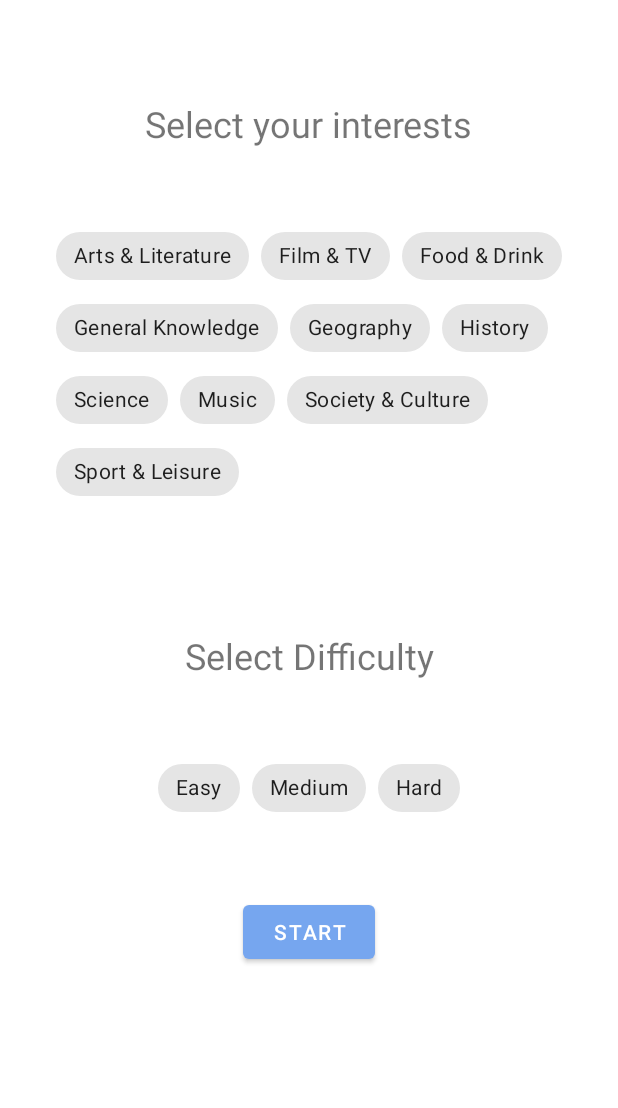
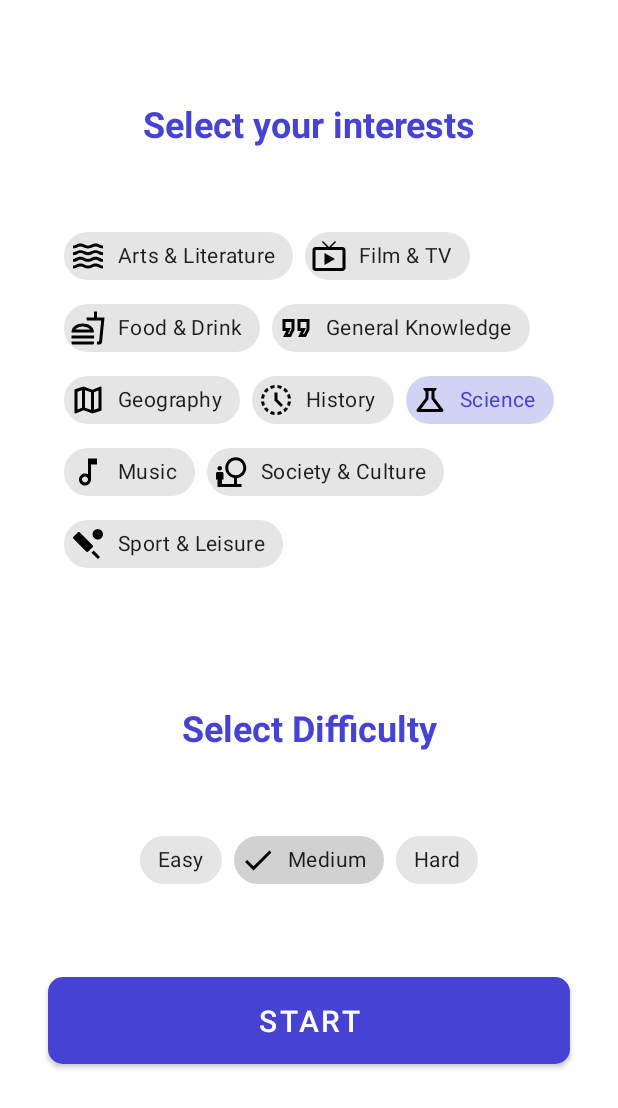
Before and after one commit to JHM69/QuizApp, an Android app: the SelectCategory screen opened directly, with no data from a screen before it, after a tap on "START", on a phone screen of 412 x 824 dp. Shown: the top 1108 px of the screen. Run offline under Robolectric (Android 15) with nearby library versions, the phone set to English and light mode, and no system bars; our stand-ins replace Room's generated code; libraries missing offline, so code that uses them is left out: com.afollestad.materialdialogs; 1 statement that could not run was skipped.

```diff
--- a/app/build.gradle
+++ b/app/build.gradle
@@ -60,6 +60,7 @@ dependencies {
     implementation 'com.github.marlonlom:timeago:3.0.2'
 
 
+    implementation "com.airbnb.android:lottie:3.4.0"
 
 
     implementation "android.arch.lifecycle:extensions:1.1.1"
--- a/app/src/main/java/com/jhm69/quizapp_hometask/activity/SelectCategory.java
+++ b/app/src/main/java/com/jhm69/quizapp_hometask/activity/SelectCategory.java
@@ -4,6 +4,7 @@ import androidx.appcompat.app.AppCompatActivity;
 
 import android.content.Intent;
 import android.os.Bundle;
+import android.util.Log;
 import android.view.View;
 
 import com.google.android.material.chip.Chip;
@@ -14,7 +15,7 @@ import java.util.HashMap;
 
 public class SelectCategory extends AppCompatActivity {
     StringBuilder category = new StringBuilder();
-    String difficulty="";
+    String difficulty="medium";
     @Override
     protected void onCreate(Bundle savedInstanceState) {
         super.onCreate(savedInstanceState);
@@ -27,35 +28,31 @@ public class SelectCategory extends AppCompatActivity {
             for (int i=0; i<categories.getChildCount();i++){
                 Chip chip = (Chip) categories.getChildAt(i);
                 if (chip.isChecked()){
-                    category.append(getResources().getResourceName(chip.getId()));
-                    if(i!=(categories.getChildCount()-1)) category.append(",");
+                    category.append(getResources().getResourceEntryName(chip.getId())).append(",");
                 }
             }
             for (int i=0; i<difficulties.getChildCount();i++){
                 Chip chip = (Chip) difficulties.getChildAt(i);
                 if (chip.isChecked()){
-                    difficulty = getResources().getResourceName(chip.getId());
+                    difficulty = getResources().getResourceEntryName(chip.getId());
                 }
             }
-            startActivity(
-                    new Intent(getApplicationContext(),
-                            QuizBattle.class)
-                            .putExtra("category", category.substring(0, category.length() - 1))
-                            .putExtra("difficulty", difficulty));
+
+            if(category==null){
+                startActivity(
+                        new Intent(getApplicationContext(),
+                                QuizBattle.class)
+                                .putExtra("category", "science")
+                                .putExtra("difficulty", difficulty));
+            }else{
+                startActivity(
+                        new Intent(getApplicationContext(),
+                                QuizBattle.class)
+                                .putExtra("category", category.toString())
+                                .putExtra("difficulty", difficulty));
+            }
+
         });
-
-//        categories.put("arts_and_literature", "Arts & Literature");
-//        categories.put("film_and_tv", "Film & TV");
-//        categories.put("food_and_drink", "Food & Drink");
-//        categories.put("general_knowledge", "General Knowledge");
-//        categories.put("geography", "Geography");
-//        categories.put("history", "History");
-//        categories.put("science", "Science");
-//        categories.put("music", "Music");
-//        categories.put("society_and_culture", "Society & Culture");
-//        categories.put("sport_and_leisure", "Sport & Leisure");
-
-
 
     }
 }
--- a/app/src/main/java/com/jhm69/quizapp_hometask/repository/QuizResultRepository.java
+++ b/app/src/main/java/com/jhm69/quizapp_hometask/repository/QuizResultRepository.java
@@ -1,8 +1,9 @@
 package com.jhm69.quizapp_hometask.repository;
 
 import android.app.Application;
-import android.arch.lifecycle.LiveData;
 import android.os.AsyncTask;
+
+import androidx.lifecycle.LiveData;
 
 import com.jhm69.quizapp_hometask.dao.DaoAccess;
 import com.jhm69.quizapp_hometask.db.QuizResultDatabase;
@@ -33,7 +34,7 @@ public class QuizResultRepository {
         new DeleteBattleModelAsyncTask(resultDao).execute(battleModel);
     }
 
-    public android.arch.lifecycle.LiveData<List<Quiz>> getAllNotes() {
+    public LiveData<List<Quiz>> getAllNotes() {
         return allBattles;
     }
 
--- a/app/src/main/java/com/jhm69/quizapp_hometask/retrofit/QuestionService.java
+++ b/app/src/main/java/com/jhm69/quizapp_hometask/retrofit/QuestionService.java
@@ -10,5 +10,5 @@ import retrofit2.http.Query;
 
 public interface QuestionService {
     @GET("questions/")
-    Call<List<Question>> getQuestions(@Query("categories") String categories, @Query("difficulty") String difficulty);
+    Call<List<Question>> getQuestions(@Query("categories") String categories, @Query("difficulty") String difficulty, @Query("limit") String limit);
 }
--- a/app/src/main/java/com/jhm69/quizapp_hometask/utils/BooleanLiatConverter.java
+++ b/app/src/main/java/com/jhm69/quizapp_hometask/utils/BooleanLiatConverter.java
@@ -1,7 +1,7 @@
 package com.jhm69.quizapp_hometask.utils;
 
-import android.arch.persistence.room.TypeConverter;
 
+import androidx.room.TypeConverter;
 
 import com.google.gson.Gson;
 import com.google.gson.reflect.TypeToken;
@@ -12,6 +12,7 @@ import java.util.List;
 
 public class BooleanLiatConverter {
     private static final Gson gson = new Gson();
+
 
     @TypeConverter
     public static ArrayList<Boolean> stringToList(String data) {
--- a/app/src/main/java/com/jhm69/quizapp_hometask/utils/DataTypeConverterQuestion.java
+++ b/app/src/main/java/com/jhm69/quizapp_hometask/utils/DataTypeConverterQuestion.java
@@ -1,6 +1,7 @@
 package com.jhm69.quizapp_hometask.utils;
 
-import android.arch.persistence.room.TypeConverter;
+
+import androidx.room.TypeConverter;
 
 import com.google.gson.Gson;
 import com.google.gson.reflect.TypeToken;
--- a/app/src/main/java/com/jhm69/quizapp_hometask/viewmodel/BattleViewModel.java
+++ b/app/src/main/java/com/jhm69/quizapp_hometask/viewmodel/BattleViewModel.java
@@ -13,7 +13,7 @@ import com.jhm69.quizapp_hometask.repository.QuizResultRepository;
 import java.util.List;
 
 public class BattleViewModel extends AndroidViewModel {
-    public final android.arch.lifecycle.LiveData<List<Quiz>> battles;
+    public final LiveData<List<Quiz>> battles;
     final QuizResultRepository repository;
 
     public BattleViewModel(@NonNull Application application) {
--- /dev/null
+++ b/app/src/main/res/drawable/ic_round_timer_24.xml
@@ -0,0 +1,5 @@
+<vector android:height="24dp" android:tint="@color/colorAccent"
+    android:viewportHeight="24" android:viewportWidth="24"
+    android:width="24dp" xmlns:android="http://schemas.android.com/apk/res/android">
+    <path android:fillColor="@android:color/white" android:pathData="M14,1h-4c-0.55,0 -1,0.45 -1,1s0.45,1 1,1h4c0.55,0 1,-0.45 1,-1s-0.45,-1 -1,-1zM12,14c0.55,0 1,-0.45 1,-1L13,9c0,-0.55 -0.45,-1 -1,-1s-1,0.45 -1,1v4c0,0.55 0.45,1 1,1zM19.03,7.39l0.75,-0.75c0.38,-0.38 0.39,-1.01 0,-1.4l-0.01,-0.01c-0.39,-0.39 -1.01,-0.38 -1.4,0l-0.75,0.75C16.07,4.74 14.12,4 12,4c-4.8,0 -8.88,3.96 -9,8.76C2.87,17.84 6.94,22 12,22c4.98,0 9,-4.03 9,-9 0,-2.12 -0.74,-4.07 -1.97,-5.61zM12,20c-3.87,0 -7,-3.13 -7,-7s3.13,-7 7,-7 7,3.13 7,7 -3.13,7 -7,7z"/>
+</vector>
--- a/app/src/main/res/layout/activity_select_category.xml
+++ b/app/src/main/res/layout/activity_select_category.xml
@@ -12,7 +12,9 @@
         android:layout_height="wrap_content"
         android:layout_marginTop="66dp"
         android:text="Select your interests"
+        android:textColor="@color/colorAccent"
         android:textSize="24sp"
+        android:textStyle="bold"
         app:layout_constraintEnd_toEndOf="parent"
         app:layout_constraintStart_toStartOf="parent"
         app:layout_constraintTop_toTopOf="parent" />
@@ -23,7 +25,9 @@
         android:layout_height="wrap_content"
         android:layout_marginTop="66dp"
         android:text="Select Difficulty"
+        android:textColor="@color/colorAccent"
         android:textSize="24sp"
+        android:textStyle="bold"
         app:layout_constraintEnd_toEndOf="parent"
         app:layout_constraintStart_toStartOf="parent"
         app:layout_constraintTop_toBottomOf="@+id/chips_categories" />
@@ -41,85 +45,157 @@
 
         <com.google.android.material.chip.Chip
             android:id="@+id/arts_and_literature"
-            style="@style/Widget.MaterialComponents.Chip.Filter"
+            style="@style/Widget.MaterialComponents.Chip.Choice"
             android:layout_width="wrap_content"
             android:layout_height="wrap_content"
+            android:autoText="false"
+            android:fontFamily="@font/regular"
             android:text="Arts &amp; Literature"
-            app:chipIcon="@drawable/ic_outline_waves_24" />
+            android:textStyle="bold"
+            app:checkedIconEnabled="false"
+            app:checkedIconTint="@color/colorPrimaryDark"
+            app:chipIcon="@drawable/ic_outline_waves_24"
+            app:chipIconEnabled="true"
+            app:chipIconVisible="true" />
 
         <com.google.android.material.chip.Chip
             android:id="@+id/film_and_tv"
-            style="@style/Widget.MaterialComponents.Chip.Filter"
+            style="@style/Widget.MaterialComponents.Chip.Choice"
             android:layout_width="wrap_content"
             android:layout_height="wrap_content"
+            android:autoText="false"
+            android:fontFamily="@font/regular"
             android:text="Film &amp; TV"
-            app:chipIcon="@drawable/ic_outline_live_tv_24" />
+            android:textStyle="bold"
+            app:checkedIconEnabled="false"
+            app:checkedIconTint="@color/colorPrimaryDark"
+            app:chipIcon="@drawable/ic_outline_live_tv_24"
+            app:chipIconEnabled="true"
+            app:chipIconVisible="true" />
 
         <com.google.android.material.chip.Chip
             android:id="@+id/food_and_drink"
-            style="@style/Widget.MaterialComponents.Chip.Filter"
+            style="@style/Widget.MaterialComponents.Chip.Choice"
             android:layout_width="wrap_content"
             android:layout_height="wrap_content"
+            android:autoText="false"
+            android:fontFamily="@font/regular"
             android:text="Food &amp; Drink"
-            app:chipIcon="@drawable/ic_outline_fastfood_24" />
+            android:textStyle="bold"
+            app:checkedIconEnabled="false"
+            app:checkedIconTint="@color/colorPrimaryDark"
+            app:chipIcon="@drawable/ic_outline_fastfood_24"
+            app:chipIconEnabled="true"
+            app:chipIconVisible="true" />
 
         <com.google.android.material.chip.Chip
             android:id="@+id/general_knowledge"
-            style="@style/Widget.MaterialComponents.Chip.Filter"
+            style="@style/Widget.MaterialComponents.Chip.Choice"
             android:layout_width="wrap_content"
             android:layout_height="wrap_content"
+            android:autoText="false"
+            android:fontFamily="@font/regular"
             android:text="General Knowledge"
-            app:chipIcon="@drawable/ic_outline_format_quote_24" />
+            android:textStyle="bold"
+            app:checkedIconEnabled="false"
+            app:checkedIconTint="@color/colorPrimaryDark"
+            app:chipIcon="@drawable/ic_outline_format_quote_24"
+            app:chipIconEnabled="true"
+            app:chipIconVisible="true" />
 
 
         <com.google.android.material.chip.Chip
             android:id="@+id/geography"
-            style="@style/Widget.MaterialComponents.Chip.Filter"
+            style="@style/Widget.MaterialComponents.Chip.Choice"
             android:layout_width="wrap_content"
             android:layout_height="wrap_content"
+            android:autoText="false"
+            android:fontFamily="@font/regular"
             android:text="Geography"
-            app:chipIcon="@drawable/ic_outline_map_24" />
+            android:textStyle="bold"
+            app:checkedIconEnabled="false"
+            app:checkedIconTint="@color/colorPrimaryDark"
+            app:chipIcon="@drawable/ic_outline_map_24"
+            app:chipIconEnabled="true"
+            app:chipIconVisible="true" />
 
         <com.google.android.material.chip.Chip
             android:id="@+id/history"
-            style="@style/Widget.MaterialComponents.Chip.Filter"
+            style="@style/Widget.MaterialComponents.Chip.Choice"
             android:layout_width="wrap_content"
             android:layout_height="wrap_content"
+            android:autoText="false"
+            android:fontFamily="@font/regular"
             android:text="History"
-            app:chipIcon="@drawable/ic_baseline_history_toggle_off_24" />
+            android:textStyle="bold"
+            app:checkedIconEnabled="false"
+            app:checkedIconTint="@color/colorPrimaryDark"
+            app:chipIcon="@drawable/ic_baseline_history_toggle_off_24"
+            app:chipIconEnabled="true"
+            app:chipIconVisible="true" />
 
 
         <com.google.android.material.chip.Chip
             android:id="@+id/science"
-            style="@style/Widget.MaterialComponents.Chip.Filter"
+            style="@style/Widget.MaterialComponents.Chip.Choice"
             android:layout_width="wrap_content"
             android:layout_height="wrap_content"
+            android:autoText="false"
+            android:checked="true"
+            android:fontFamily="@font/regular"
             android:text="Science"
-            app:chipIcon="@drawable/ic_outline_science_24" />
+            android:textStyle="bold"
+            app:checkedIconEnabled="false"
+            app:checkedIconTint="@color/colorPrimaryDark"
+            app:checkedIconVisible="false"
+            app:chipIcon="@drawable/ic_outline_science_24"
+            app:chipIconEnabled="true"
+            app:chipIconVisible="true" />
 
         <com.google.android.material.chip.Chip
             android:id="@+id/music"
-            style="@style/Widget.MaterialComponents.Chip.Filter"
+            style="@style/Widget.MaterialComponents.Chip.Choice"
             android:layout_width="wrap_content"
             android:layout_height="wrap_content"
+            android:autoText="false"
+            android:fontFamily="@font/regular"
             android:text="Music"
-            app:chipIcon="@drawable/ic_outline_music_note_24" />
+            android:textStyle="bold"
+            app:checkedIconEnabled="false"
+            app:checkedIconTint="@color/colorPrimaryDark"
+            app:chipIcon="@drawable/ic_outline_music_note_24"
+            app:chipIconEnabled="true"
+            app:chipIconVisible="true" />
 
         <com.google.android.material.chip.Chip
             android:id="@+id/society_and_culture"
-            style="@style/Widget.MaterialComponents.Chip.Filter"
+            style="@style/Widget.MaterialComponents.Chip.Choice"
             android:layout_width="wrap_content"
             android:layout_height="wrap_content"
+            android:autoText="false"
+            android:fontFamily="@font/regular"
             android:text="Society &amp; Culture"
-            app:chipIcon="@drawable/ic_outline_nature_people_24" />
+            android:textStyle="bold"
+            app:checkedIconEnabled="false"
+            app:checkedIconTint="@color/colorPrimaryDark"
+            app:chipIcon="@drawable/ic_outline_nature_people_24"
+            app:chipIconEnabled="true"
+            app:chipIconVisible="true" />
 
         <com.google.android.material.chip.Chip
             android:id="@+id/sport_and_leisure"
-            style="@style/Widget.MaterialComponents.Chip.Filter"
+            style="@style/Widget.MaterialComponents.Chip.Choice"
             android:layout_width="wrap_content"
             android:layout_height="wrap_content"
+            android:autoText="false"
+            android:fontFamily="@font/regular"
             android:text="Sport &amp; Leisure"
-            app:chipIcon="@drawable/ic_baseline_sports_cricket_24" />
+            android:textStyle="bold"
+            app:checkedIconEnabled="false"
+            app:checkedIconTint="@color/colorPrimaryDark"
+            app:chipIcon="@drawable/ic_baseline_sports_cricket_24"
+            app:chipIconEnabled="true"
+            app:chipIconVisible="true" />
 
     </com.google.android.material.chip.ChipGroup>
 
@@ -147,8 +223,8 @@
             style="@style/Widget.MaterialComponents.Chip.Filter"
             android:layout_width="wrap_content"
             android:layout_height="wrap_content"
-            android:text="Medium"
-     />
+            android:checked="true"
+            android:text="Medium" />
 
         <com.google.android.material.chip.Chip
             android:id="@+id/hard"
@@ -163,10 +239,14 @@
 
     <Button
         android:id="@+id/button2"
-        android:layout_width="wrap_content"
-        android:layout_height="wrap_content"
+        android:layout_width="0dp"
+        android:layout_height="70dp"
+        android:layout_marginStart="32dp"
         android:layout_marginTop="32dp"
+        android:layout_marginEnd="32dp"
         android:text="Start"
+        android:textSize="20sp"
+        app:cornerRadius="10dp"
         app:layout_constraintEnd_toEndOf="parent"
         app:layout_constraintStart_toStartOf="parent"
         app:layout_constraintTop_toBottomOf="@+id/chips_difficulty" />
--- a/app/src/main/res/values/colors.xml
+++ b/app/src/main/res/values/colors.xml
@@ -1,29 +1,29 @@
 <?xml version="1.0" encoding="utf-8"?>
 <resources>
-    <color name="colorPrimary">#76A6EF</color>
-    <color name="colorPrimaryDark">#76A6EF</color>
-    <color name="colorAccent">#76A6EF</color>
-    <color name="colorAccentt">#76A6EF</color>
+    <color name="colorPrimary">#4643D2</color>
+    <color name="colorPrimaryDark">#4643D2</color>
+    <color name="colorAccent">#4643D2</color>
+    <color name="colorAccentt">#4643D2</color>
     <color name="textColorPrimary">#ffffff</color>
     <color name="white">#FFFFFF</color>
     <color name="dim_proo">#CDFFFFFF</color>
     <color name="selectted">#418F8F8F</color>
-    <color name="red">#FFFFFF</color>
+    <color name="red">#B11C1C</color>
 
     <color name="list_even">#FFF5F5</color>
     <color name="list_odd">#F3FFFF</color>
-    <color name="list_selected">#91B1E7</color>
+    <color name="list_selected">#9492E6</color>
 
     <color name="calendar_bg">#ffffff</color>
     <color name="calendar_divider">#f5f5f5</color>
-    <color name="calendar_selected_range_bg">#76A6EF</color>
+    <color name="calendar_selected_range_bg">#4643D2</color>
     <color name="calendar_unavailable_bg">#ef5350</color>
     <color name="calendar_range_middle_unavailable_bg">#ef5350</color>
     <color name="calendar_range_middle_deactivated_bg">#80000000</color>
     <color name="calendar_text_active">#212121</color>
     <color name="dateTimeRangePickerStateDefault">@android:color/black</color>
     <color name="dateTimeRangePickerStateNonSelectable">@android:color/white</color>
-    <color name="dateTimeRangePickerStateToday">#91B1E7</color>
+    <color name="dateTimeRangePickerStateToday">#ADACF1</color>
     <color name="dateTimeRangePickerHeaderTextColor">@android:color/black</color>
     <color name="dateTimeRangePickerTitleTextColor">@android:color/black</color>
     <color name="dateTimeRangePickerRangeTextColorInactive">#B9B9B9</color>
@@ -39,5 +39,5 @@
     <color name="stepview_circle_selected">@android:color/white</color>
     <color name="stepview_selected_number">#7e57c2</color>
     <color name="stepview_mark">@color/stepview_selected_number</color>
-    <color name="green">#188F1D</color>
+    <color name="green">#21AA27</color>
 </resources>
```
Also changed, not shown: app/src/main/AndroidManifest.xml (+11 -2 lines), app/src/main/java/com/jhm69/quizapp_hometask/activity/QuizBattle.java (+49 -49 lines), app/src/main/java/com/jhm69/quizapp_hometask/dao/DaoAccess.java (+7 -5 lines), app/src/main/java/com/jhm69/quizapp_hometask/db/QuizResultDatabase.java (+6 -3 lines), app/src/main/java/com/jhm69/quizapp_hometask/model/Question.java (+3 -4 lines), app/src/main/java/com/jhm69/quizapp_hometask/model/Quiz.java (+6 -4 lines), app/src/main/java/com/jhm69/quizapp_hometask/view/StepView.java (+15 -15 lines), app/src/main/res/layout/activity_quiz_battle.xml (+62 -39 lines), app/src/main/res/layout/activity_splash.xml (+12 -22 lines), app/src/main/res/raw/quiz.json (added, +1 -0 lines).
